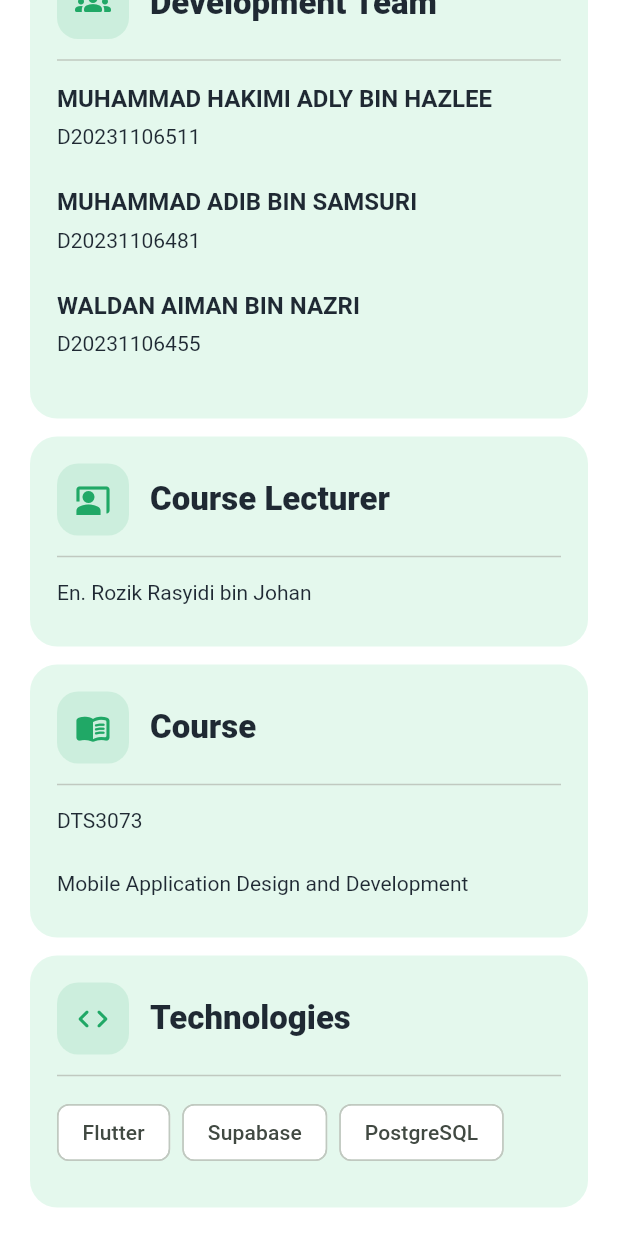
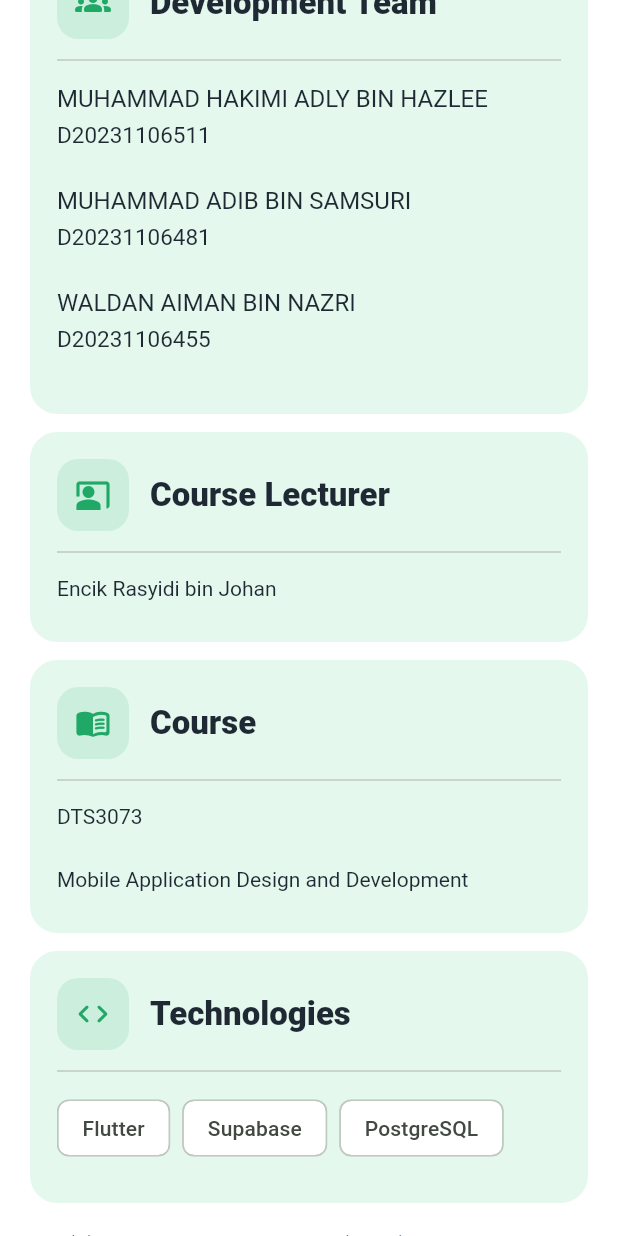
Before and after one commit to h4kiimii/golfbooking_system, a Flutter app: the AboutPage widget shown alone on an empty page, opened directly with empty values, scrolled down 1152 dp, on a phone screen of 412 x 824 dp. Run offline on Flutter 3.47's test engine with Material 3 defaults, Android fonts, the phone set to English and light mode, and no system bars; our stand-ins replace image_picker, qr_flutter, shared_preferences, supabase_flutter; accounts and stored records are empty.

Commit message:
Update about page and language support

```diff
--- a/golfbookingsystem/lib/view/about_page.dart
+++ b/golfbookingsystem/lib/view/about_page.dart
@@ -102,7 +102,7 @@ class AboutPage extends StatelessWidget {
                 _AboutSection(
                   icon: Icons.co_present_rounded,
                   title: copy.lecturerTitle,
-                  children: const [Text('En. Rozik Rasyidi bin Johan')],
+                  children: const [Text('Encik Rasyidi bin Johan')],
                 ),
                 const SizedBox(height: 12),
                 _AboutSection(
@@ -134,7 +134,10 @@ class AboutPage extends StatelessWidget {
                 Text(
                   copy.footer,
                   textAlign: TextAlign.center,
-                  style: Theme.of(context).textTheme.titleMedium,
+                  style: Theme.of(context).textTheme.titleMedium?.copyWith(
+                    fontWeight: FontWeight.w700,
+                    height: 1.35,
+                  ),
                 ),
               ],
             ),
@@ -216,9 +219,21 @@ class _TeamMember extends StatelessWidget {
       child: Column(
         crossAxisAlignment: CrossAxisAlignment.start,
         children: [
-          Text(name, style: Theme.of(context).textTheme.titleMedium),
+          Text(
+            name,
+            style: Theme.of(context).textTheme.bodyMedium?.copyWith(
+              fontSize: 16,
+              fontWeight: FontWeight.w400,
+            ),
+          ),
           const SizedBox(height: 3),
-          Text(id),
+          Text(
+            id,
+            style: Theme.of(context).textTheme.bodyMedium?.copyWith(
+              fontSize: 15,
+              fontWeight: FontWeight.w400,
+            ),
+          ),
         ],
       ),
     );
@@ -280,7 +295,7 @@ class _AboutCopy {
     courseName: 'Mobile Application Design and Development',
     technologiesTitle: 'Technologies',
     footer:
-        'Developed for Educational Purpose\nDTS3073 - Reka Bentuk dan Pembangunan Aplikasi Mudah Alih\nFaculty of Computing and Meta Technology (META), UPSI',
+        '(c) Work-Based Learning (WBL) Project 2026\nFaculty of Computing and Meta-Technology (META)\nUniversiti Pendidikan Sultan Idris (UPSI)',
   );
 
   static const malay = _AboutCopy(
@@ -303,6 +318,6 @@ class _AboutCopy {
     courseName: 'Reka Bentuk dan Pembangunan Aplikasi Mudah Alih',
     technologiesTitle: 'Teknologi',
     footer:
-        'Dibangunkan untuk Tujuan Pendidikan\nDTS3073 - Reka Bentuk dan Pembangunan Aplikasi Mudah Alih\nFakulti Komputeran dan Meta Teknologi (META), UPSI',
+        '(c) Projek Work-Based Learning (WBL) 2026\nFakulti Komputeran dan Meta-Teknologi (META)\nUniversiti Pendidikan Sultan Idris (UPSI)',
   );
 }
```
